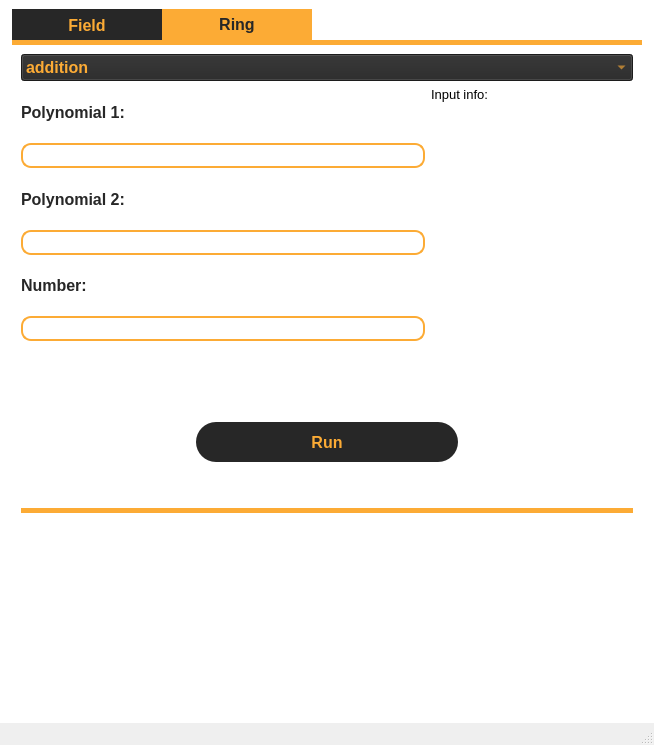
Above: gui/mainwindow.ui from yevkk/polynomial-calculus before the change. Below: the same form after it.
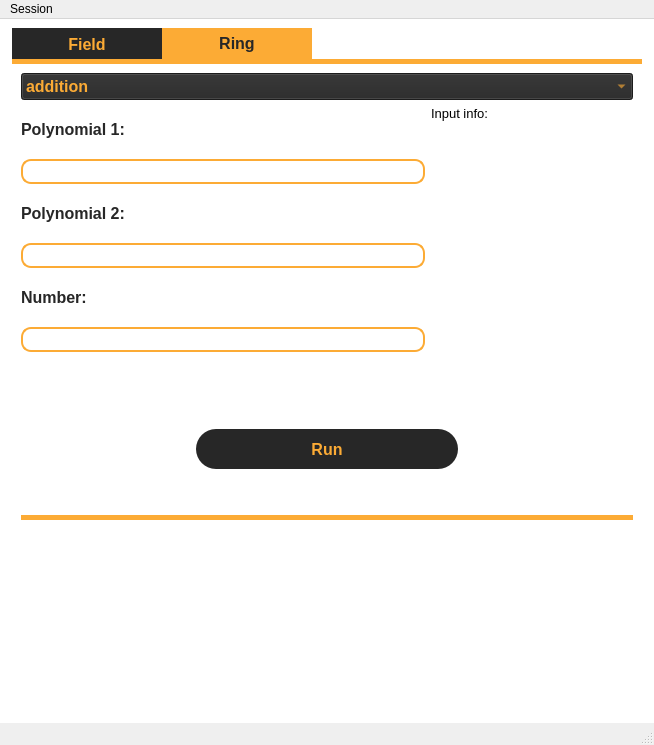
That is the form after the change. The open tabs and pages were chosen to show the change.

Commit message:
Qt GUI BOSS  (#34)
* lib latest updates (#29)

* added more operations

The edit to the form file:
```diff
--- a/gui/mainwindow.ui
+++ b/gui/mainwindow.ui
@@ -973,6 +973,13 @@
      <height>22</height>
     </rect>
    </property>
+   <widget class="QMenu" name="menuSession">
+    <property name="title">
+     <string>Session</string>
+    </property>
+    <addaction name="actionReset"/>
+   </widget>
+   <addaction name="menuSession"/>
   </widget>
   <widget class="QStatusBar" name="statusbar"/>
  </widget>
```
Left out of the diff: 19 changed lines with no effect on the pictures. The commit also changes 2 other files.
